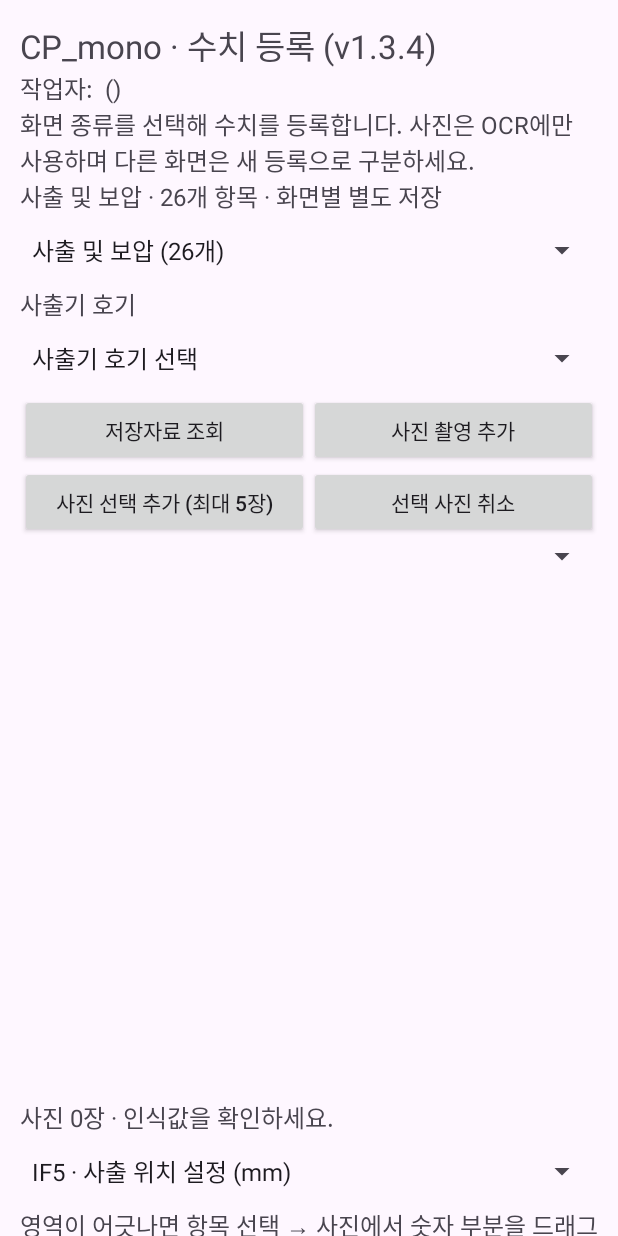
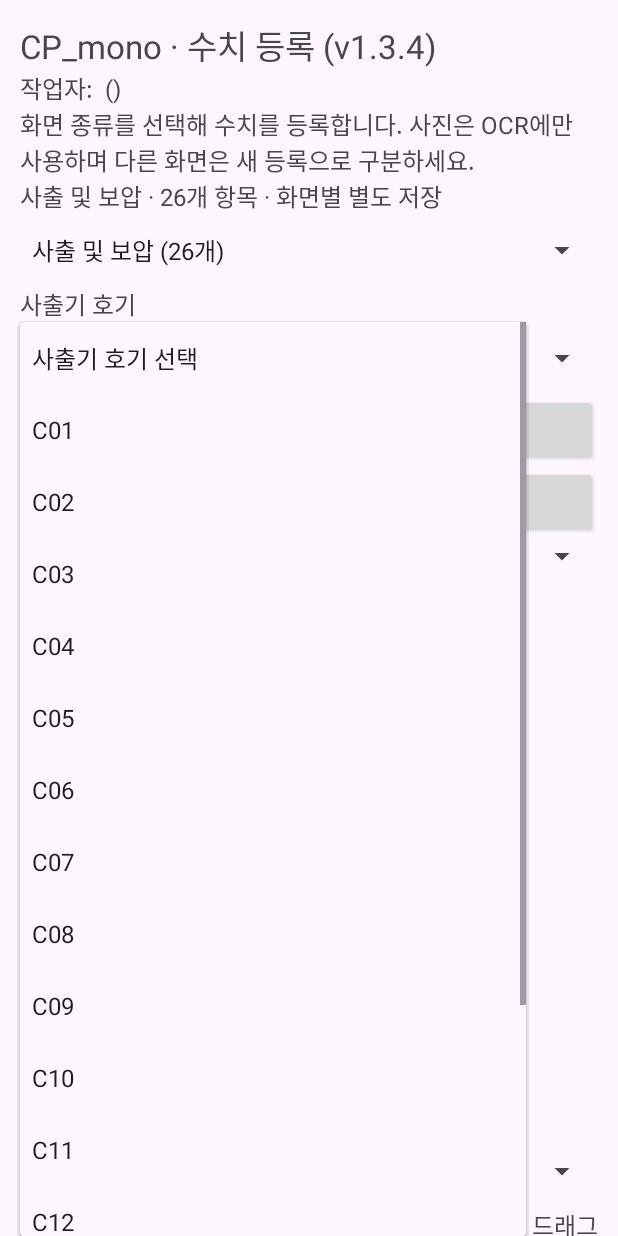
Before and after one commit to havanakim/akProd, an Android app: the Cp14Activity screen opened directly, with no data from a screen before it, after a tap on "사진 촬영 추가", on a phone screen of 412 x 824 dp. Run offline under Robolectric (Android 15) with nearby library versions, the phone set to English and light mode, and no system bars; libraries missing offline, so code that uses them is left out: com.google.mlkit.vision; 2 other taps on this screen came first.

Commit message:
akProd: 사출기 호기 기본값 제거, 선택 후에만 등록 시작
- 마지막 사용 호기 자동 선택(restoreLast/remember) 제거
- 호기 미선택 시 사진 촬영/선택 추가를 막고 선택 목록을 띄움
- 새 등록 시작 시 호기 선택 초기화

Co-Authored-By: Claude Opus 5.5 <noreply@anthropic.com>

```diff
--- a/akProd/app/src/main/java/com/bsd/akProd/Cp14Activity.kt
+++ b/akProd/app/src/main/java/com/bsd/akProd/Cp14Activity.kt
@@ -119,7 +119,6 @@ class Cp14Activity : AppCompatActivity() {
         label("사출기 호기")
         machine = MachineNoPicker(this, 23500).also { picker ->
             body.addView(picker.spinner); editing.add(picker.spinner)
-            if (state == null) picker.restoreLast()
         }
         pageSelector.onItemSelectedListener = object : AdapterView.OnItemSelectedListener {
             override fun onItemSelected(
@@ -136,7 +135,7 @@ class Cp14Activity : AppCompatActivity() {
             override fun onNothingSelected(parent: AdapterView<*>?) {}
         }
         actionRow("저장자료 조회" to { openHistory() }, "사진 촬영 추가" to {
-            if (canEdit()) {
+            if (canEdit() && machine.ensureSelected()) {
                 if (ContextCompat.checkSelfPermission(
                         this,
                         Manifest.permission.CAMERA
@@ -146,7 +145,7 @@ class Cp14Activity : AppCompatActivity() {
             }
         })
         actionRow(
-            "사진 선택 추가 (최대 5장)" to { if (canEdit()) gallery.launch("image/*") },
+            "사진 선택 추가 (최대 5장)" to { if (canEdit() && machine.ensureSelected()) gallery.launch("image/*") },
             "선택 사진 취소" to { cancelSelectedPhoto() })
         photoSelector = Spinner(this)
         body.addView(photoSelector)
@@ -801,7 +800,6 @@ class Cp14Activity : AppCompatActivity() {
                     }
                 }
                 pending = false; saved = true
-                machine.remember()
                 CapturePendingArchive.removeSaved(
                     this@Cp14Activity,
                     "cp14_pending",
@@ -915,6 +913,7 @@ class Cp14Activity : AppCompatActivity() {
         if (recordPage == Cp14TableReader.LEGACY) recordPage = Cp14TableReader.INJECTION
         restoring = true
         fields.values.forEach { it.setText(""); it.error = null }
+        machine.clear()
         absent.values.forEach { it.isChecked = false }
         photos.clear(); pending = false; saved = false; capturedAt = ""; cameraUri =
             null; requestId = UUID.randomUUID().toString()
--- a/akProd/app/src/main/java/com/bsd/akProd/MachineNoPicker.kt
+++ b/akProd/app/src/main/java/com/bsd/akProd/MachineNoPicker.kt
@@ -1,18 +1,17 @@
 package com.bsd.akProd
 
 import android.app.Activity
-import android.content.Context
 import android.widget.ArrayAdapter
 import android.widget.Spinner
+import android.widget.Toast
 
 /**
- * 사출기 호기 (C01~C16) chooser for the CP registration screens. The last number used on this
- * device is offered again, since an operator usually registers one machine after another in turn.
+ * 사출기 호기 (C01~C16) chooser for the CP registration screens. There is deliberately no default:
+ * every new registration starts unselected so the operator must pick the machine before adding photos.
  */
 class MachineNoPicker(private val activity: Activity, viewId: Int) {
     companion object {
         val numbers = (1..16).map { "C%02d".format(it) }
-        private const val PREFS = "cp_machine_no"
     }
 
     val spinner = Spinner(activity).apply {
@@ -24,11 +23,15 @@ class MachineNoPicker(private val activity: Activity, viewId: Int) {
         get() = spinner.selectedItemPosition.takeIf { it > 0 }?.let { numbers[it - 1] }
         set(number) = spinner.setSelection(number?.let { numbers.indexOf(it) + 1 }?.takeIf { it > 0 } ?: 0)
 
-    fun restoreLast() {
-        value = activity.getSharedPreferences(PREFS, Context.MODE_PRIVATE).getString("last", null)
+    fun clear() {
+        value = null
     }
 
-    fun remember() {
-        value?.let { activity.getSharedPreferences(PREFS, Context.MODE_PRIVATE).edit().putString("last", it).apply() }
+    /** True when a machine is chosen; otherwise tells the operator and opens the list. */
+    fun ensureSelected(): Boolean {
+        if (value != null) return true
+        Toast.makeText(activity, "사출기 호기를 먼저 선택하세요.", Toast.LENGTH_LONG).show()
+        spinner.requestFocus(); spinner.performClick()
+        return false
     }
 }
```
Also changed, not shown: akProd/app/src/main/java/com/bsd/akProd/Cp3Activity.kt (+3 -4 lines).
